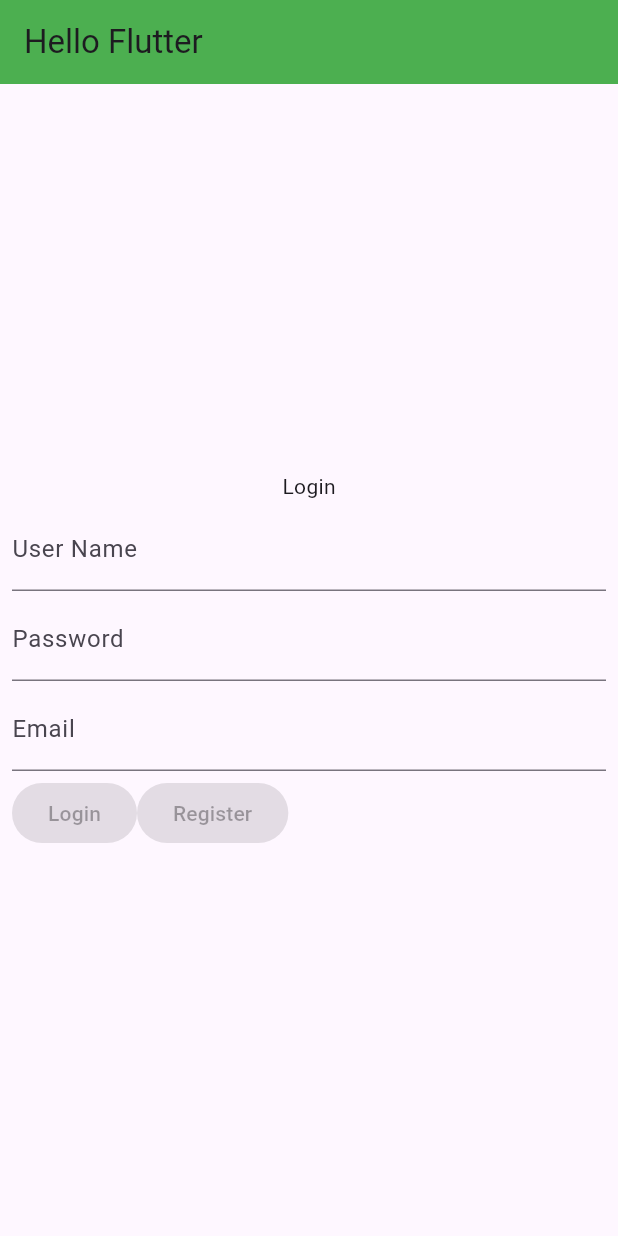
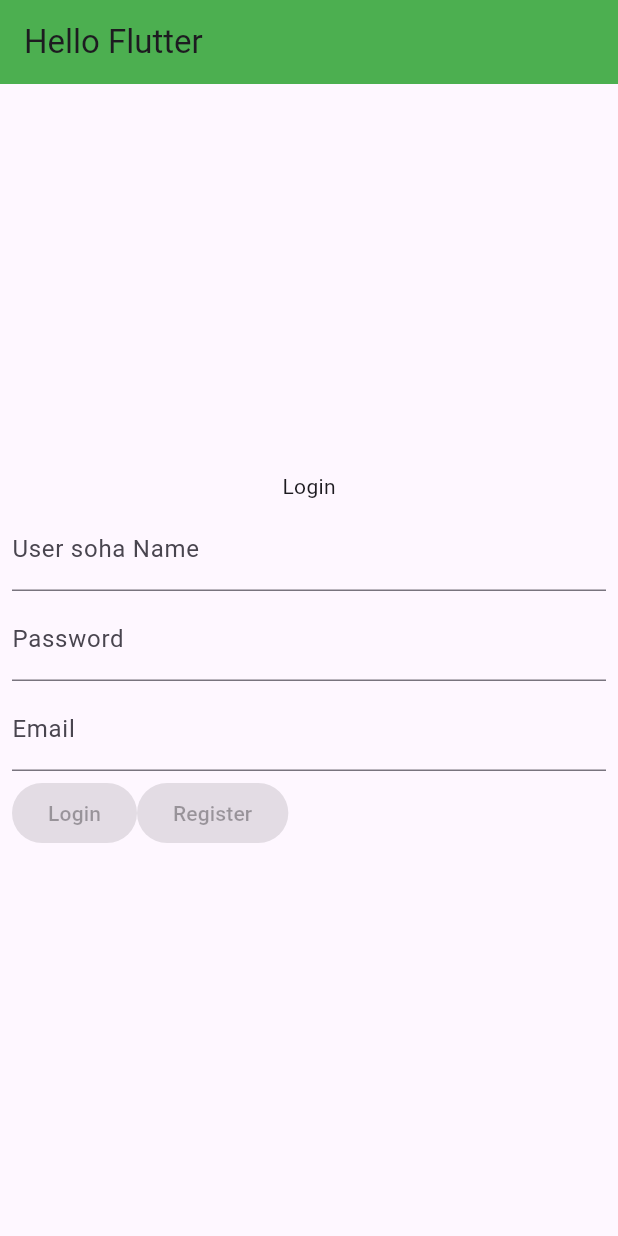
Before and after one commit to CF-0918/p2_vc, a Flutter app: the screen it shows after launch, on a phone screen of 412 x 824 dp. Run offline on Flutter 3.47's test engine with Material 3 defaults, Android fonts, the light colour scheme and no system bars.

```diff
--- a/lib/main.dart
+++ b/lib/main.dart
@@ -28,7 +28,7 @@
               TextField(
                   keyboardType: TextInputType.name,
                   decoration: InputDecoration(
-                    labelText: "User Name",
+                    labelText: "User soha Name",
                   )
               ),
               TextField(
```
